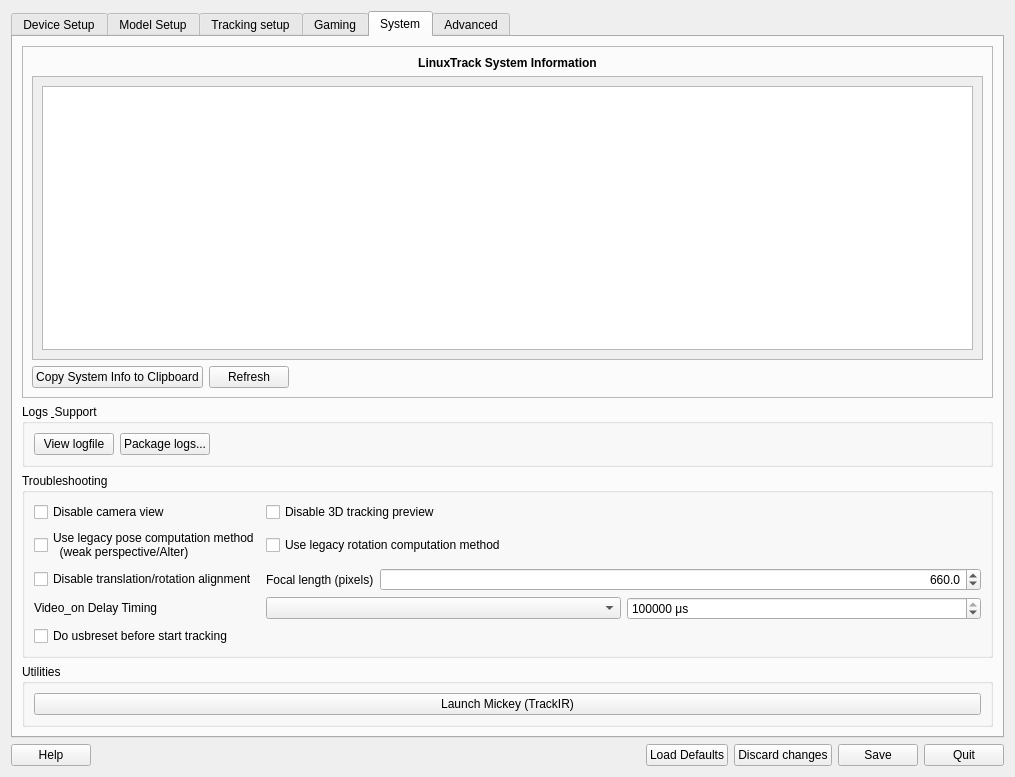
This is src/qt_gui/ltr.ui in fwfa123/linuxtrackx-ir as Qt 5 draws it before an edit. The edited form follows.
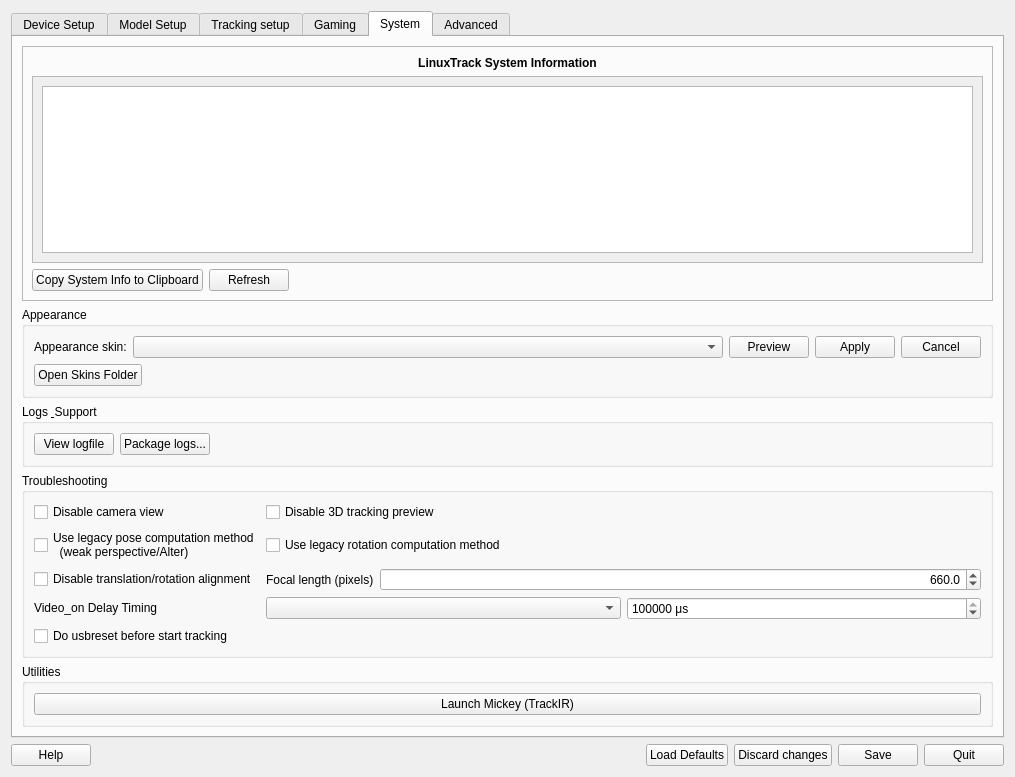
This is the edited form. The open tabs and pages were chosen to show the change. Icons and pictures are not drawn.

Commit message:
feat(gui): add SkinManager with System-tab skin selector
Introduce QSS-based skinning: Fusion base style, bundled default
skin with optional @token substitution via skin.ini, user skins under
~/.config/linuxtrack/skins/, and Preview/Apply/Cancel controls on the
System tab. Choice is persisted in QSettings(linuxtrack/gui).

Diff of the .ui file:
```diff
--- a/src/qt_gui/ltr.ui
+++ b/src/qt_gui/ltr.ui
@@ -614,6 +614,96 @@
          </layout>
         </widget>
        </item>
+       <item>
+        <widget class="QGroupBox" name="AppearanceGroupBox">
+         <property name="title">
+          <string>Appearance</string>
+         </property>
+         <layout class="QVBoxLayout" name="appearanceGroupLayout">
+          <item>
+           <layout class="QHBoxLayout" name="appearanceSkinRow">
+            <item>
+             <widget class="QLabel" name="SkinLabel">
+              <property name="text">
+               <string>Appearance skin:</string>
+              </property>
+             </widget>
+            </item>
+            <item>
+             <widget class="QComboBox" name="SkinComboBox">
+              <property name="sizePolicy">
+               <sizepolicy hsizetype="Expanding" vsizetype="Fixed">
+                <horstretch>0</horstretch>
+                <verstretch>0</verstretch>
+               </sizepolicy>
+              </property>
+              <property name="accessibleName">
+               <string>Appearance skin selector</string>
+              </property>
+             </widget>
+            </item>
+            <item>
+             <widget class="QPushButton" name="SkinPreviewButton">
+              <property name="text">
+               <string>Preview</string>
+              </property>
+              <property name="toolTip">
+               <string>Apply the selected skin temporarily without saving</string>
+              </property>
+             </widget>
+            </item>
+            <item>
+             <widget class="QPushButton" name="SkinApplyButton">
+              <property name="text">
+               <string>Apply</string>
+              </property>
+              <property name="toolTip">
+               <string>Save and apply the selected skin</string>
+              </property>
+             </widget>
+            </item>
+            <item>
+             <widget class="QPushButton" name="SkinCancelButton">
+              <property name="text">
+               <string>Cancel</string>
+              </property>
+              <property name="toolTip">
+               <string>Restore the previously saved skin</string>
+              </property>
+             </widget>
+            </item>
+           </layout>
+          </item>
+          <item>
+           <layout class="QHBoxLayout" name="appearanceFolderRow">
+            <item>
+             <widget class="QPushButton" name="OpenSkinsFolderButton">
+              <property name="text">
+               <string>Open Skins Folder</string>
+              </property>
+              <property name="toolTip">
+               <string>Open ~/.config/linuxtrack/skins/ in the file manager</string>
+              </property>
+             </widget>
+            </item>
+            <item>
+             <spacer name="appearanceFolderSpacer">
+              <property name="orientation">
+               <enum>Qt::Horizontal</enum>
+              </property>
+              <property name="sizeHint" stdset="0">
+               <size>
+                <width>40</width>
+                <height>20</height>
+               </size>
+              </property>
+             </spacer>
+            </item>
+           </layout>
+          </item>
+         </layout>
+        </widget>
+       </item>
        <item>
         <widget class="QGroupBox" name="LogsSupportGroupBox">
          <property name="title">
```
The commit also changes 9 other files.
